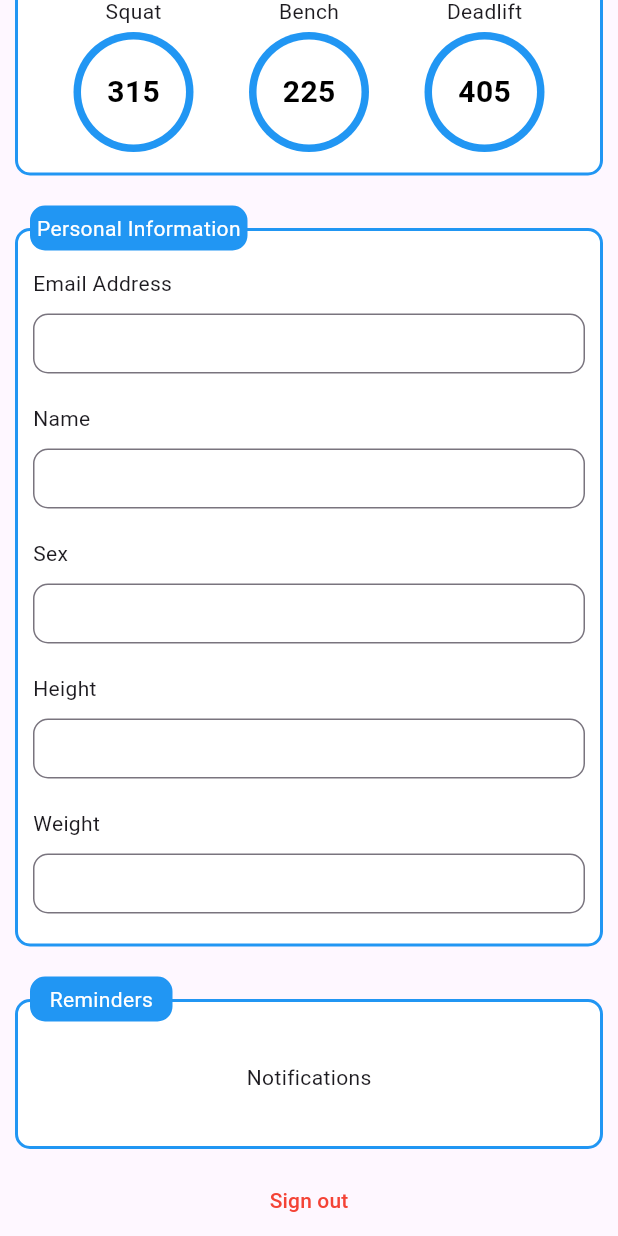
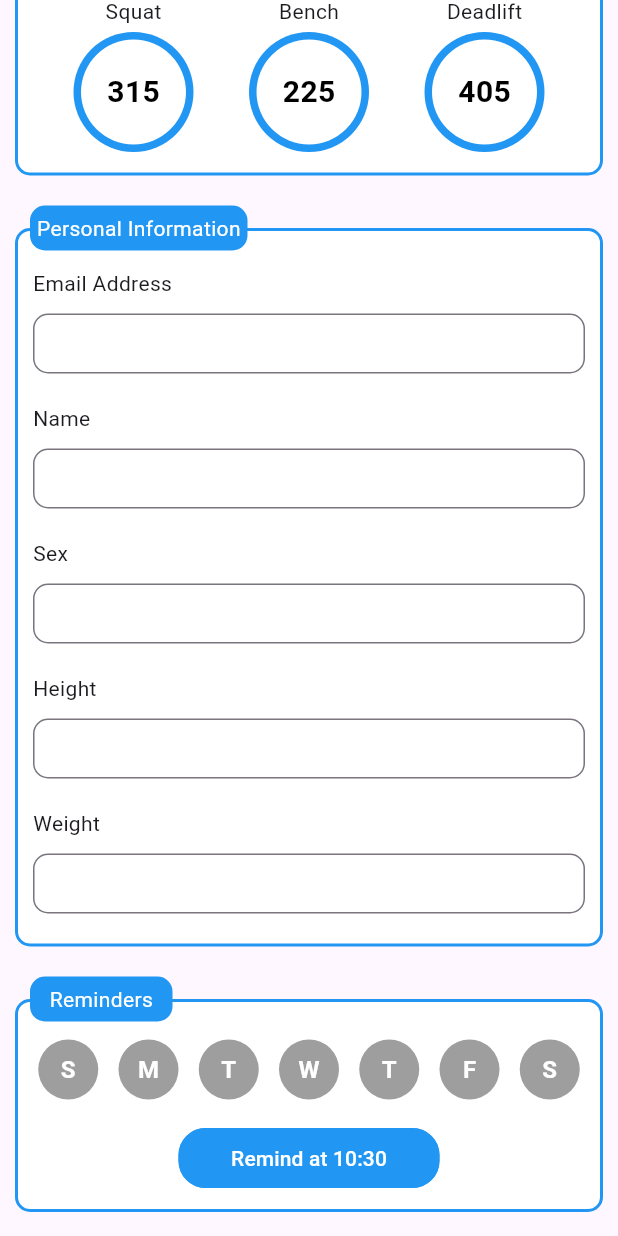
Before and after one commit to ChunKaiC/mystats, a Flutter app: the ProfilePage widget shown alone on an empty page, opened directly, scrolled down 249 dp, on a phone screen of 412 x 824 dp. Run offline on Flutter 3.47's test engine with Material 3 defaults, Android fonts, the phone set to English and light mode, and no system bars; our stand-ins replace carousel_slider, email_validator, firebase_auth, firebase_core, flutter_easyloading, flutter_local_notifications and 5 more; accounts and stored records are empty.

Commit message:
notification ui

```diff
--- a/lib/views/main_app_pages/profile_page.dart
+++ b/lib/views/main_app_pages/profile_page.dart
@@ -11,6 +11,7 @@ class ProfilePage extends StatelessWidget {
   final TextEditingController sexController = TextEditingController();
   final TextEditingController heightController = TextEditingController();
   final TextEditingController weightController = TextEditingController();
+
   ProfilePage({super.key});
 
   @override
@@ -158,12 +159,11 @@ class ProfilePage extends StatelessWidget {
           ),
         ),
         const DisplayTile(
-          height: 100,
-          width: double.infinity,
-          color: Colors.white,
-          label: "Reminders",
-          child: Text("Notifications"),
-        ),
+            // height: 100,
+            width: double.infinity,
+            color: Colors.white,
+            label: "Reminders",
+            child: ReminderMenu()),
         TextButton(
           onPressed: () async {
             Navigator.pushNamedAndRemoveUntil(
@@ -329,3 +329,103 @@ class DisplayTile extends StatelessWidget {
     );
   }
 }
+
+class DayButton extends StatelessWidget {
+  final String label;
+  final bool isSelected;
+
+  const DayButton({super.key, required this.label, required this.isSelected});
+
+  @override
+  Widget build(BuildContext context) {
+    return Container(
+      width: 40,
+      height: 40,
+      decoration: BoxDecoration(
+          shape: BoxShape.circle,
+          color: isSelected ? Colors.blue : Colors.grey),
+      child: Center(
+        child: Text(
+          label,
+          style: const TextStyle(
+              color: Colors.white, fontWeight: FontWeight.bold, fontSize: 16),
+        ),
+      ),
+    );
+  }
+}
+
+class ReminderMenu extends StatefulWidget {
+  const ReminderMenu({super.key});
+
+  @override
+  State<ReminderMenu> createState() => _ReminderMenuState();
+}
+
+class _ReminderMenuState extends State<ReminderMenu> {
+  late TimeOfDay selectedTime;
+  final List<String> days = ["S", "M", "T", "W", "T", "F", "S"];
+  late List<bool> selections;
+
+  @override
+  void initState() {
+    super.initState();
+    selectedTime = TimeOfDay.now();
+    selections = [false, false, false, false, false, false, false];
+  }
+
+  @override
+  Widget build(BuildContext context) {
+    final List<Widget> buttons = [];
+    [for (int i = 0; i < days.length; i++) i];
+    return Column(
+      children: [
+        const SizedBox(height: 10),
+        Row(
+          mainAxisAlignment: MainAxisAlignment.spaceEvenly,
+          children: [
+            for (int i = 0; i < days.length; i++)
+              GestureDetector(
+                onTap: () {
+                  setState(() {
+                    selections[i] = !selections[i];
+                  });
+                },
+                child: DayButton(label: days[i], isSelected: selections[i]),
+              )
+          ],
+        ),
+        const SizedBox(height: 15),
+        TextButton(
+          style: ButtonStyle(
+              backgroundColor: MaterialStateProperty.all(Colors.blue),
+              shape: MaterialStateProperty.all<RoundedRectangleBorder>(
+                  RoundedRectangleBorder(
+                      borderRadius: BorderRadius.circular(18.0),
+                      side: const BorderSide(color: Colors.blue)))),
+          child: SizedBox(
+            width: 150,
+            child: Center(
+              child: Text(
+                "Remind at ${selectedTime.hour}:${selectedTime.minute}",
+                style: GoogleFonts.roboto(color: Colors.white),
+              ),
+            ),
+          ),
+          onPressed: () async {
+            final TimeOfDay? time = await showTimePicker(
+              context: context,
+              initialTime: TimeOfDay.now(),
+            );
+
+            setState(() {
+              if (time != null) {
+                selectedTime = time;
+              }
+            });
+          },
+        )
+      ],
+    );
+  }
+}
```
